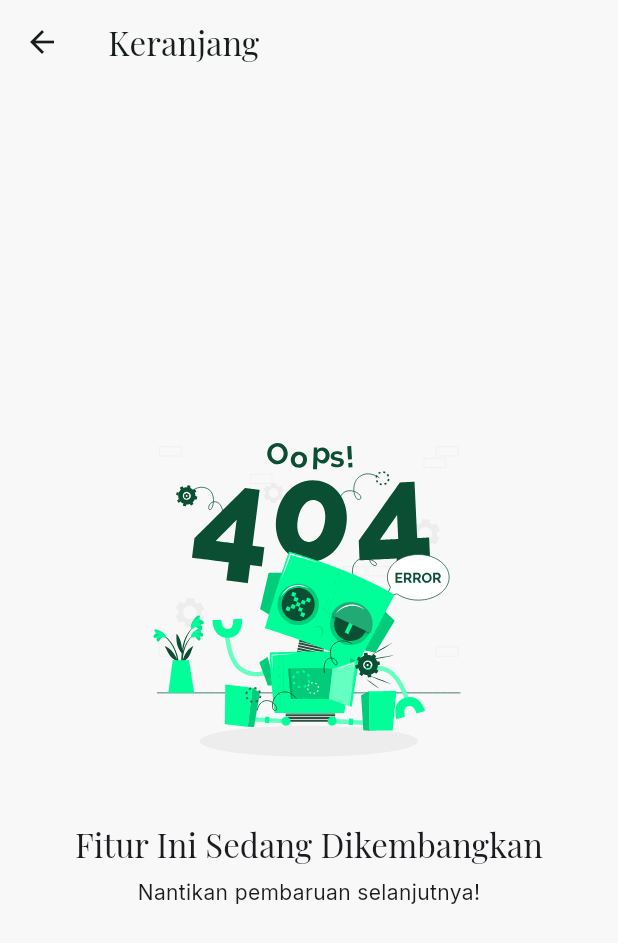
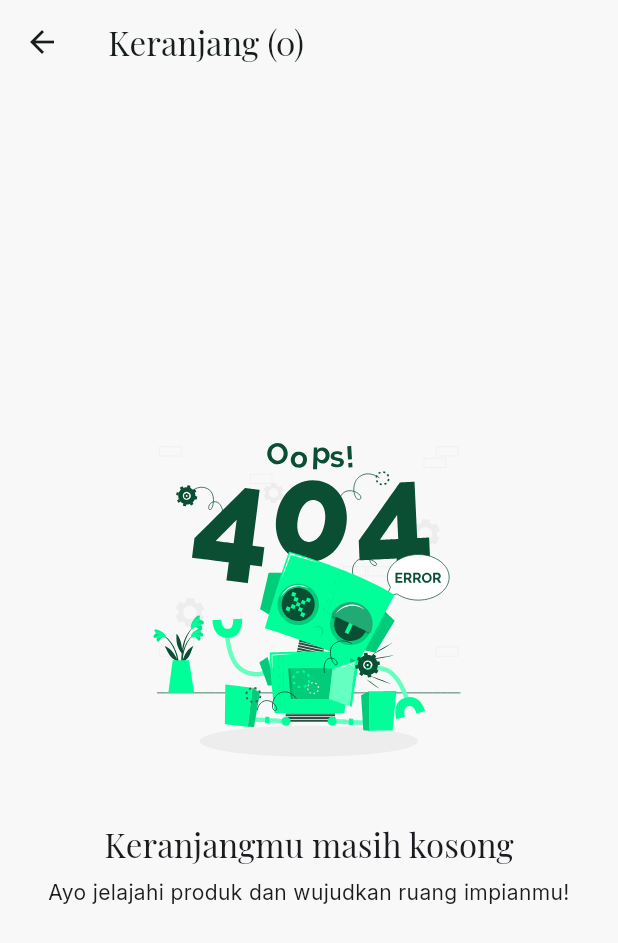
Before and after one commit to AlvindraRamadhan/E-commerce_Ruang, a Flutter app: the CartPage screen opened directly, on a phone screen of 412 x 824 dp. Shown: the top 943 px of the screen. Run offline on Flutter 3.47's test engine with Material 3 defaults, Android fonts, the phone set to English and light mode, and no system bars; our stand-ins replace cloud_firestore, firebase_auth, firebase_core, flip_card, flutter_animate, font_awesome_flutter and 5 more; accounts and stored records are empty; network calls fail.

Commit message:
feat(cart): Implement product detail and cart functionality

```diff
--- /dev/null
+++ b/lib/data/models/cart_item_model.dart
@@ -0,0 +1,10 @@
+import 'product_model.dart';
+
+class CartItem {
+  final Product product;
+  int quantity;
+
+  CartItem({required this.product, this.quantity = 1});
+
+  double get subtotal => (product.price * quantity).toDouble();
+}
--- a/lib/presentation/screens/main/cart_page.dart
+++ b/lib/presentation/screens/main/cart_page.dart
@@ -1,14 +1,27 @@
 import 'package:flutter/material.dart';
+import 'package:intl/intl.dart';
 import 'package:lottie/lottie.dart';
+import 'package:provider/provider.dart';
+import 'package:ruang/presentation/providers/cart_provider.dart';
 
 class CartPage extends StatelessWidget {
   const CartPage({super.key});
 
   @override
   Widget build(BuildContext context) {
+    final cart = Provider.of<CartProvider>(context);
+    final currencyFormatter = NumberFormat.currency(
+      locale: 'id_ID',
+      symbol: 'Rp ',
+      decimalDigits: 0,
+    );
+
     return Scaffold(
-      appBar: AppBar(title: const Text('Keranjang')),
-      body: Center(
+      appBar: AppBar(
+        title: Text('Keranjang (${cart.totalUniqueItems})'),
+      ),
+      body: cart.items.isEmpty
+          ? Center(
               child: Padding(
                 padding: const EdgeInsets.symmetric(horizontal: 24.0),
                 child: Column(
@@ -18,15 +31,96 @@ class CartPage extends StatelessWidget {
                         width: 250),
                     const SizedBox(height: 24),
                     Text(
-                'Fitur Ini Sedang Dikembangkan',
+                      'Keranjangmu masih kosong',
                       style: Theme.of(context).textTheme.titleLarge,
                       textAlign: TextAlign.center,
                     ),
                     const SizedBox(height: 8),
-              const Text('Nantikan pembaruan selanjutnya!',
-                  textAlign: TextAlign.center),
+                    const Text(
+                      'Ayo jelajahi produk dan wujudkan ruang impianmu!',
+                      textAlign: TextAlign.center,
+                    ),
                   ],
                 ),
+              ),
+            )
+          : ListView.builder(
+              padding: const EdgeInsets.all(8.0),
+              itemCount: cart.items.length,
+              itemBuilder: (context, index) {
+                final item = cart.items[index];
+                return Card(
+                  margin: const EdgeInsets.symmetric(vertical: 8.0),
+                  child: ListTile(
+                    leading: Image.network(
+                      item.product.imageUrl,
+                      width: 60,
+                      height: 60,
+                      fit: BoxFit.cover,
+                    ),
+                    title: Text(item.product.name),
+                    subtitle: Text(currencyFormatter.format(item.subtotal)),
+                    trailing: Row(
+                      mainAxisSize: MainAxisSize.min,
+                      children: [
+                        IconButton(
+                          icon: const Icon(Icons.remove_circle_outline),
+                          onPressed: () => cart.removeItem(item.product.id),
+                        ),
+                        Text(item.quantity.toString(),
+                            style: Theme.of(context).textTheme.titleMedium),
+                        IconButton(
+                          icon: const Icon(Icons.add_circle_outline),
+                          onPressed: () => cart.addItem(item.product),
+                        ),
+                        IconButton(
+                          icon: const Icon(Icons.delete_outline,
+                              color: Colors.red),
+                          onPressed: () => cart.clearItem(item.product.id),
+                        ),
+                      ],
+                    ),
+                  ),
+                );
+              },
+            ),
+      bottomNavigationBar: cart.items.isEmpty
+          ? null
+          : Padding(
+              padding: const EdgeInsets.all(16.0),
+              child: Column(
+                mainAxisSize: MainAxisSize.min,
+                children: [
+                  Row(
+                    mainAxisAlignment: MainAxisAlignment.spaceBetween,
+                    children: [
+                      Text('Total:',
+                          style: Theme.of(context).textTheme.titleLarge),
+                      Text(
+                        currencyFormatter.format(cart.totalPrice),
+                        style: Theme.of(context).textTheme.titleLarge?.copyWith(
+                              fontWeight: FontWeight.bold,
+                              color: Theme.of(context).colorScheme.primary,
+                            ),
+                      ),
+                    ],
+                  ),
+                  const SizedBox(height: 16),
+                  SizedBox(
+                    width: double.infinity,
+                    child: ElevatedButton(
+                      child: const Text('Lanjut ke Pembayaran'),
+                      onPressed: () {
+                        ScaffoldMessenger.of(context).showSnackBar(
+                          const SnackBar(
+                            content: Text(
+                                'Fitur checkout sedang dalam pengembangan.'),
+                          ),
+                        );
+                      },
+                    ),
+                  ),
+                ],
               ),
             ),
     );
--- a/pubspec.yaml
+++ b/pubspec.yaml
@@ -26,6 +26,8 @@ dependencies:
   intl: ^0.20.2
   http: ^1.4.0
   skeletonizer: ^2.1.0+1
+  provider: ^6.1.5
+  flutter_animate: ^4.5.2
 
 dev_dependencies:
   flutter_test:
```
Also changed, not shown: lib/main.dart (+8 -2 lines), lib/presentation/providers/cart_provider.dart (added, +47 -0 lines), lib/presentation/screens/main/main_screen.dart (+16 -8 lines), lib/presentation/screens/main/product_detail_page.dart (added, +106 -0 lines), lib/presentation/widgets/product_card.dart (+16 -7 lines), pubspec.lock. Lines whose indentation alone changed are shown as unchanged.
